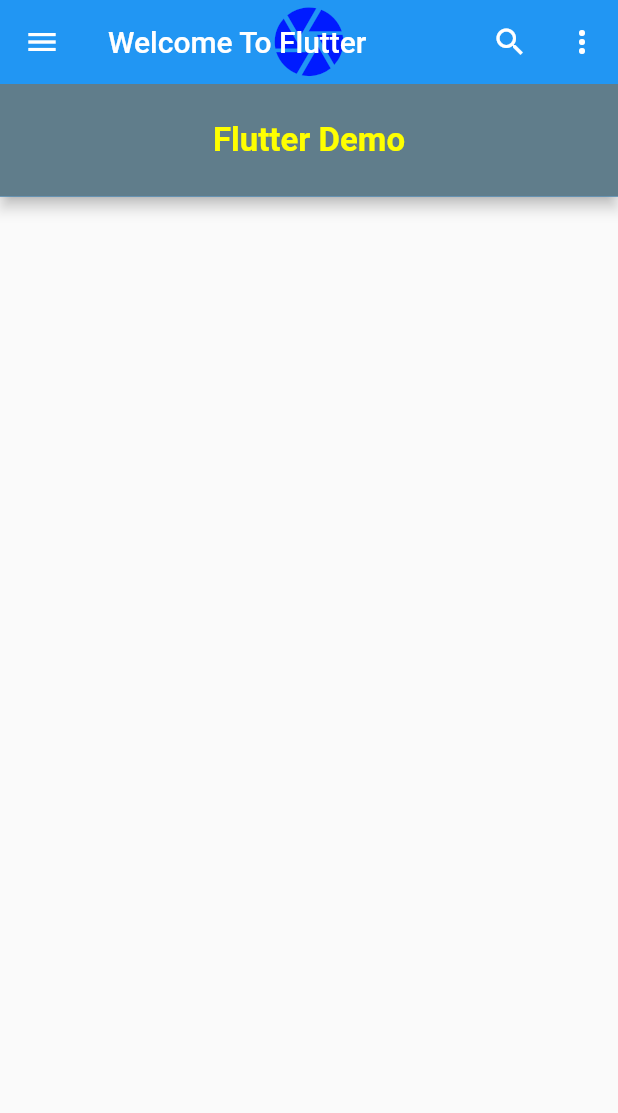
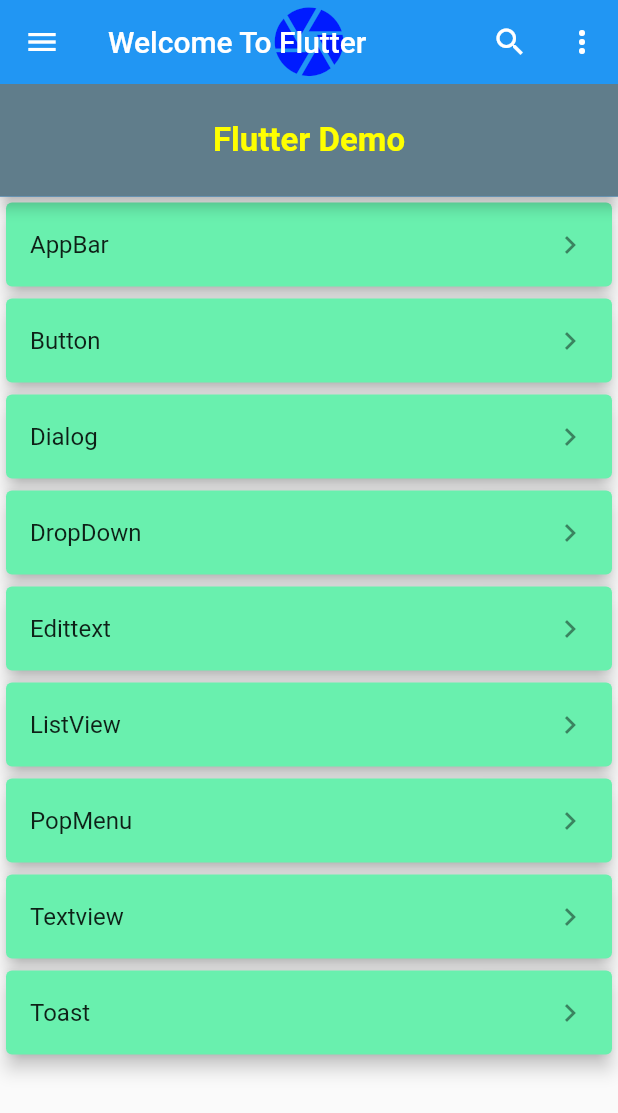
Before and after one commit to LavanDroid/Learning-Flutter, a Flutter app: the screen it shows after launch, on a phone screen of 412 x 824 dp. Shown: the top 1113 px of the screen. Run offline on Flutter 3.47's test engine with Material 2 defaults, Android fonts, the phone set to English and light mode, and no system bars.

Commit message:
common app bar

```diff
--- /dev/null
+++ b/lib/custom_appbar/my_appbar.dart
@@ -0,0 +1,17 @@
+import 'package:flutter/material.dart';
+import 'package:flutter_demo/custom_appbar/base_appbar.dart';
+
+class MyAppBar extends StatelessWidget {
+  const MyAppBar({Key? key}) : super(key: key);
+  //static const String routeName = '/MyAppBar';
+
+  @override
+  Widget build(BuildContext context) {
+    return Scaffold(
+      appBar: BaseAppBar(
+        icon: 'assets/images/ic_custom_back.png',
+        title: "My Custom AppBar",
+      ),
+    );
+  }
+}
--- a/lib/main.dart
+++ b/lib/main.dart
@@ -1,7 +1,9 @@
 import 'package:flutter/material.dart';
+import 'package:flutter/services.dart';
 import 'package:flutter_demo/appbase/app_base.dart';
 import 'package:flutter_demo/appbase/app_string.dart';
-import 'package:flutter/services.dart';
+import 'package:flutter_demo/buttons/my_button.dart';
+import 'package:flutter_demo/custom_appbar/my_appbar.dart';
 
 void main() {
   // runApp(const MyApp());
@@ -36,11 +38,25 @@ class MyDemo extends StatefulWidget {
 
 class _MyDemoState extends State<MyDemo> with AppBase {
   //late var appPrint;
+  late List<String> mListview;
+  late BuildContext mContext;
 
   @override
   void initState() {
     super.initState();
     //appPrint = AppPrint();
+    mListview = [
+      "Button",
+      "Toast",
+      "Dialog",
+      "AppBar",
+      "Textview",
+      "Edittext",
+      "ListView",
+      "DropDown",
+      "PopMenu"
+    ];
+    mListview.sort();
   }
 
   @override
@@ -56,7 +72,7 @@ class _MyDemoState extends State<MyDemo> with AppBase {
             icon: const Icon(Icons.menu),
             onPressed: () {
               // ignore: avoid_print
-              print('Menu Clicked');
+              print('Clicked Menu');
             },
           ),
           // automaticallyImplyLeading: false,
@@ -64,13 +80,13 @@ class _MyDemoState extends State<MyDemo> with AppBase {
             IconButton(
                 onPressed: () {
                   // ignore: avoid_print
-                  print('Search Clicked ' + AppStrings.welcomeMessage);
+                  print('Clicked Search ' + AppStrings.welcomeMessage);
                 },
                 icon: const Icon(Icons.search)),
             IconButton(
                 onPressed: () {
                   // ignore: avoid_print
-                  print('More Clicked');
+                  print('Clicked More');
                   // appPrint('inProduction Mode : $inProduction');
                   appPrint('inProduction Mode');
                 },
@@ -109,13 +125,73 @@ class _MyDemoState extends State<MyDemo> with AppBase {
               ),
               preferredSize: const Size.fromHeight(75.0)),
         ),
-        body: Container(),
+        body: Column(
+          children: [
+            Expanded(
+                child: ListView.builder(
+                    itemCount: mListview.length,
+                    scrollDirection: Axis.vertical,
+                    shrinkWrap: true,
+                    itemBuilder: (BuildContext context, int idx) {
+                      mContext = context;
+                      final item = mListview[idx];
+                      return Card(
+                        elevation: 5.0,
+                        child: ListTile(
+                          title: Text(item),
+                          trailing: const Icon(Icons.keyboard_arrow_right),
+                          onTap: () {
+                            showToast(context, item, idx);
+                            checkNextAction(item);
+                          },
+                        ),
+                        color: Colors.greenAccent,
+                      );
+                    }))
+          ],
+        ),
       ),
     );
   }
 
   @override
   void myVeeraMethod() {
-    // TODO: implement myVeeraMethod
+    //? implement myVeeraMethod
   }
+
+  void showToast(BuildContext context, String name, int idx) {
+    ScaffoldMessenger.of(context).showSnackBar(SnackBar(
+      content: Text('Clicked Item: $name -> $idx'),
+      duration: const Duration(seconds: 2),
+    ));
+  }
+
+// ? Depends on list name move to the specify the screen
+  void checkNextAction(String name) {
+    switch (name) {
+      case "Button":
+        {
+          Navigator.push(mContext,
+              MaterialPageRoute(builder: (mContext) => const MyButtons()));
+          // nextAction(const MyButtons());
+          break;
+        }
+      case "AppBar":
+        {
+          Navigator.push(mContext,
+              MaterialPageRoute(builder: (mContext) => const MyAppBar()));
+          //nextAction(const MyAppBar());
+          break;
+        }
+      default:
+        {
+          appPrint("Yet to create $name screen");
+        }
+    }
+  }
+
+  /* void nextAction(MyButtons screen) {
+    Navigator.push(mContext,
+              MaterialPageRoute(builder: (mContext) => const MyButtons()));
+  } */
 }
--- a/pubspec.yaml
+++ b/pubspec.yaml
@@ -58,8 +58,8 @@ flutter:
   uses-material-design: true
 
   # To add assets to your application, add an assets section, like this:
-  # assets:
-  #   - images/a_dot_burr.jpeg
+  assets:
+    - assets/images/
   #   - images/a_dot_ham.jpeg
 
   # An image asset can refer to one or more resolution-specific "variants", see
```
Also changed, not shown: lib/buttons/my_button.dart (added, +62 -0 lines), lib/custom_appbar/base_appbar.dart (added, +77 -0 lines), assets/images/ic_custom_back.png (added), 2 other files.
